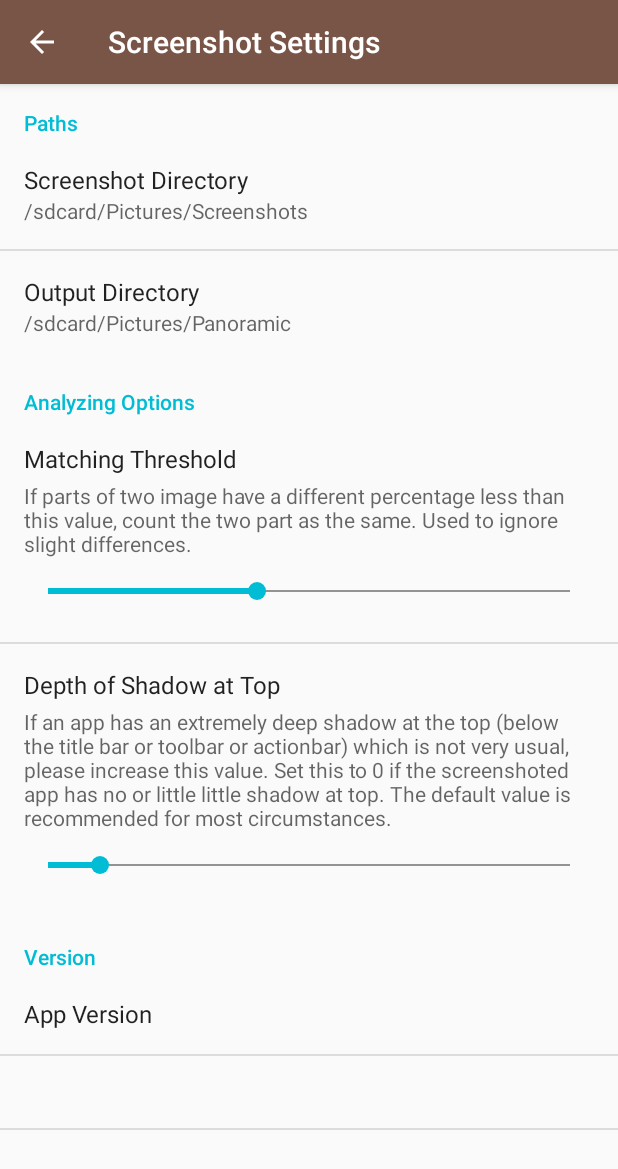
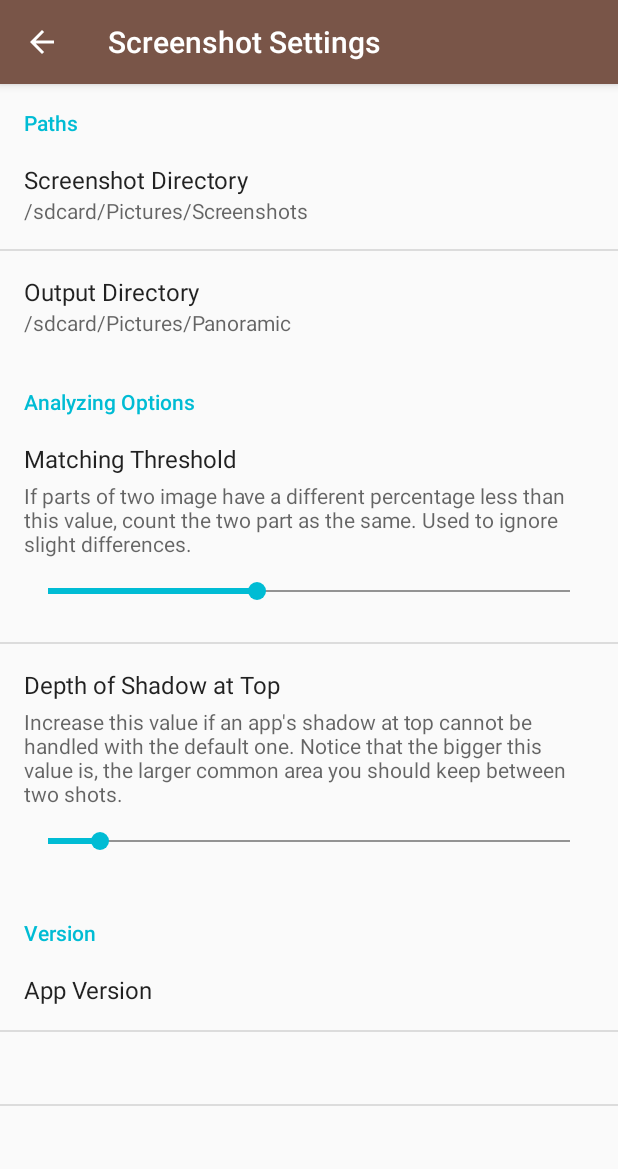
Before and after one commit to PaperAirplane-Dev-Team/Panoramic-Screenshot, an Android app: the fragment SettingsFragment placed in its activity, on a phone screen of 412 x 824 dp. Shown: the top 1169 px of the screen. Run offline under Robolectric (Android 15) with nearby library versions, the phone set to English and light mode, and no system bars; libraries missing offline, so code that uses them is left out: com.nononsenseapps.filepicker; 1 statement that could not run was skipped.

Commit message:
Polish the string

```diff
--- a/app/src/main/res/values/strings.xml
+++ b/app/src/main/res/values/strings.xml
@@ -25,7 +25,7 @@
 	<string name="matching_threshold">Matching Threshold</string>
 	<string name="matching_threshold_sum">If parts of two image have a different percentage less than this value, count the two part as the same. Used to ignore slight differences.</string>
 	<string name="top_shadow_depth">Depth of Shadow at Top</string>
-	<string name="top_shadow_depth_sum">If an app has an extremely deep shadow at the top (below the title bar or toolbar or actionbar) which is not very usual, please increase this value. Set this to 0 if the screenshoted app has no or little little shadow at top. The default value is recommended for most circumstances.</string>
+	<string name="top_shadow_depth_sum">Increase this value if an app\'s shadow at top cannot be handled with the default one. Notice that the bigger this value is, the larger common area you should keep between two shots.</string>
 	<string name="version">Version</string>
 	<string name="app_version">App Version</string>
 
```
